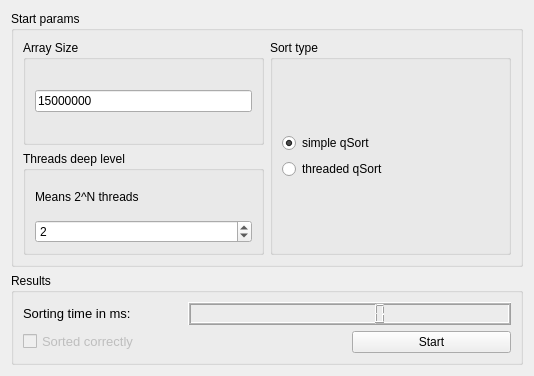
This is threadsSupremacy/researchWidget.ui in Esenin/experiments as Qt 5 draws it before an edit. The edited form follows.
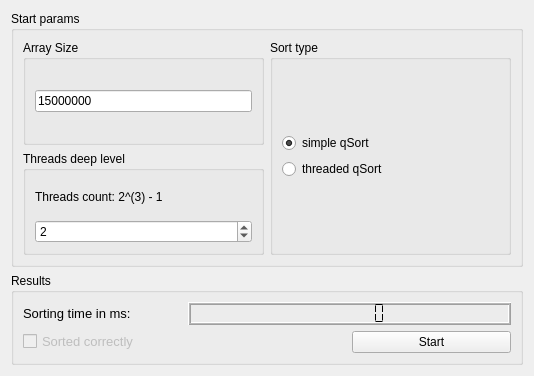
This is the edited form.

Commit message: Some graphical changes connected with math

Diff of the .ui file:
```diff
--- a/threadsSupremacy/researchWidget.ui
+++ b/threadsSupremacy/researchWidget.ui
@@ -104,7 +104,7 @@
            <item row="0" column="0">
             <widget class="QLabel" name="label">
              <property name="text">
-              <string>Means 2^N threads</string>
+              <string>Threads count: 2^(3) - 1</string>
              </property>
             </widget>
            </item>
@@ -159,6 +159,11 @@
           <height>0</height>
          </size>
         </property>
+        <property name="font">
+         <font>
+          <pointsize>9</pointsize>
+         </font>
+        </property>
         <property name="frameShape">
          <enum>QFrame::Box</enum>
         </property>
@@ -171,9 +176,15 @@
         <property name="smallDecimalPoint">
          <bool>false</bool>
         </property>
+        <property name="numDigits">
+         <number>7</number>
+        </property>
         <property name="digitCount">
          <number>7</number>
         </property>
+        <property name="segmentStyle">
+         <enum>QLCDNumber::Flat</enum>
+        </property>
        </widget>
       </item>
       <item row="1" column="0" colspan="2">
```
The commit also changes 2 other files.
